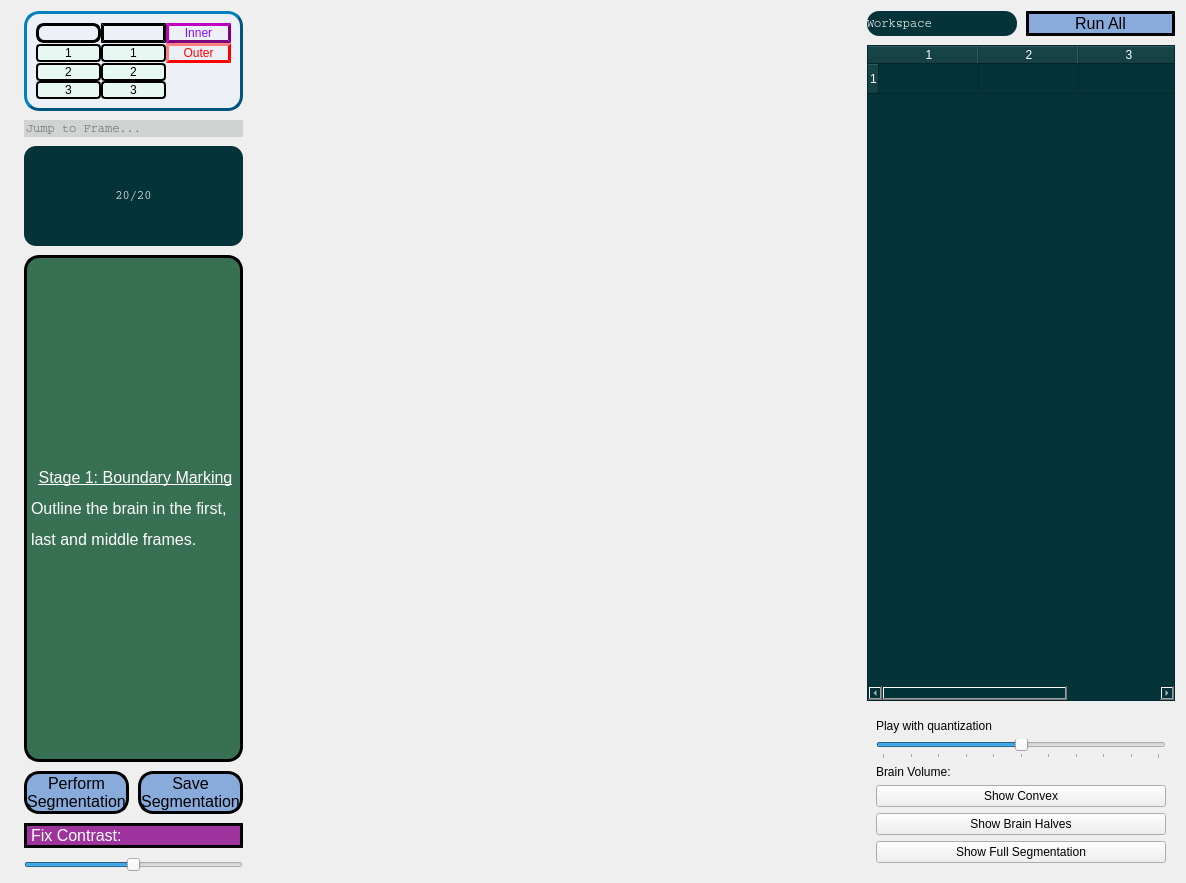
Old version of the form FetalMRI_Workspace.ui in the repository EldanChodorov/Automated_FetalMRI.
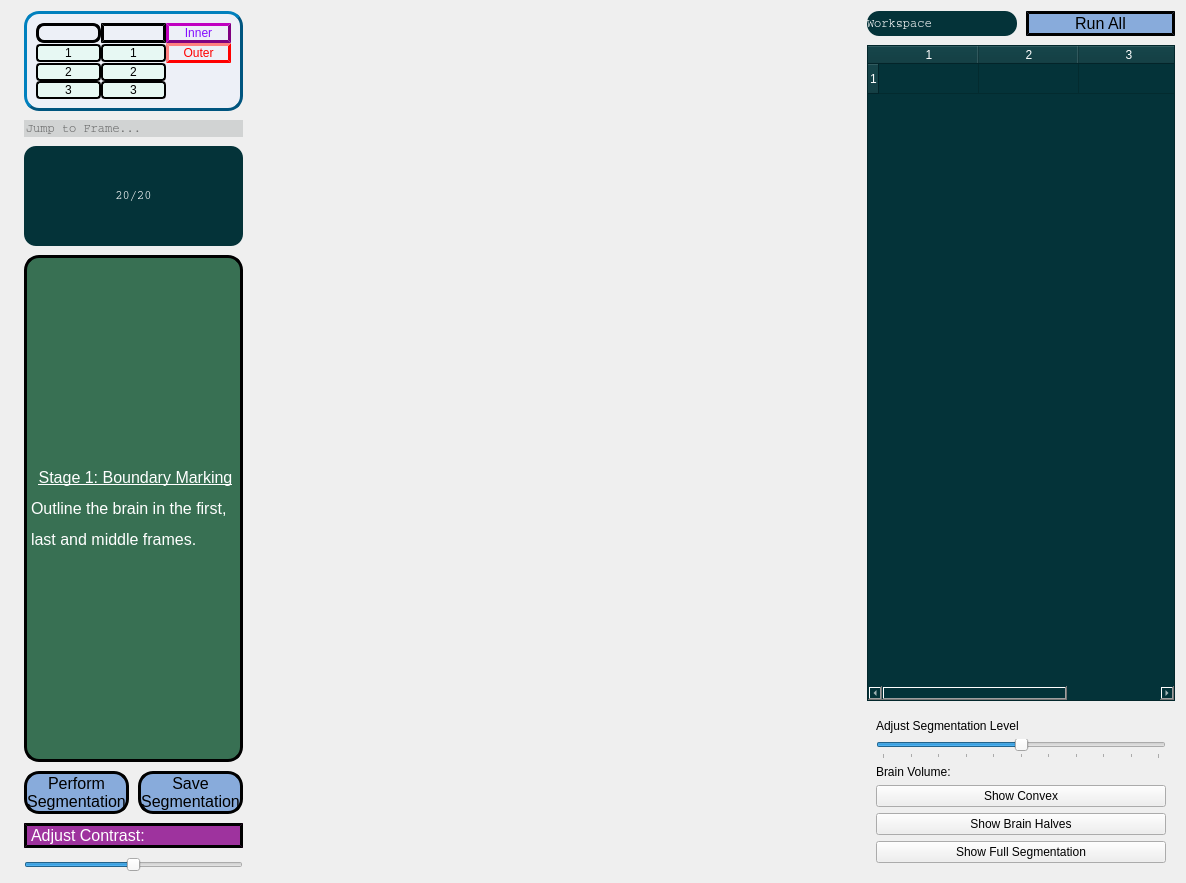
New version of the form. Icons and pictures are not drawn.

```diff
--- a/FetalMRI_Workspace.ui
+++ b/FetalMRI_Workspace.ui
@@ -395,7 +395,7 @@
 </string>
              </property>
              <property name="text">
-              <string>Fix Contrast:</string>
+              <string>Adjust Contrast:</string>
              </property>
             </widget>
            </item>
@@ -485,7 +485,7 @@
             <item>
              <widget class="QLabel" name="quantizationLabel">
               <property name="text">
-               <string>Play with quantization</string>
+               <string>Adjust Segmentation Level</string>
               </property>
              </widget>
             </item>
```
